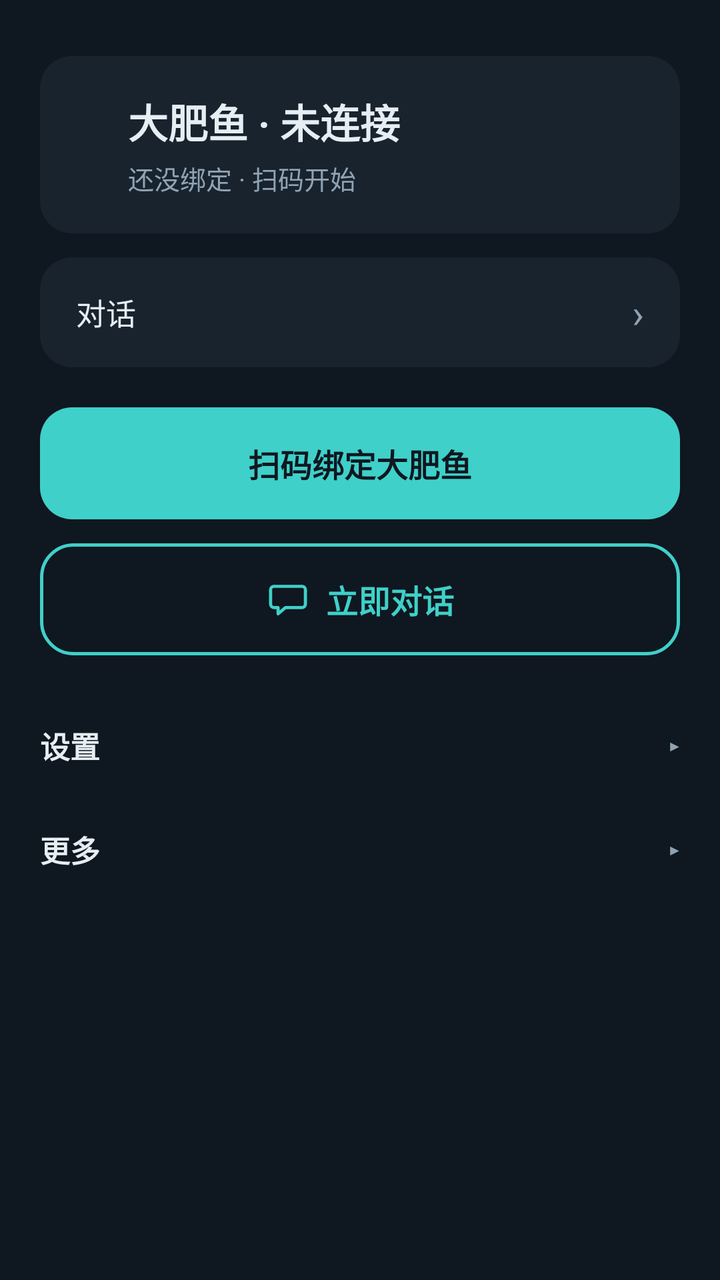
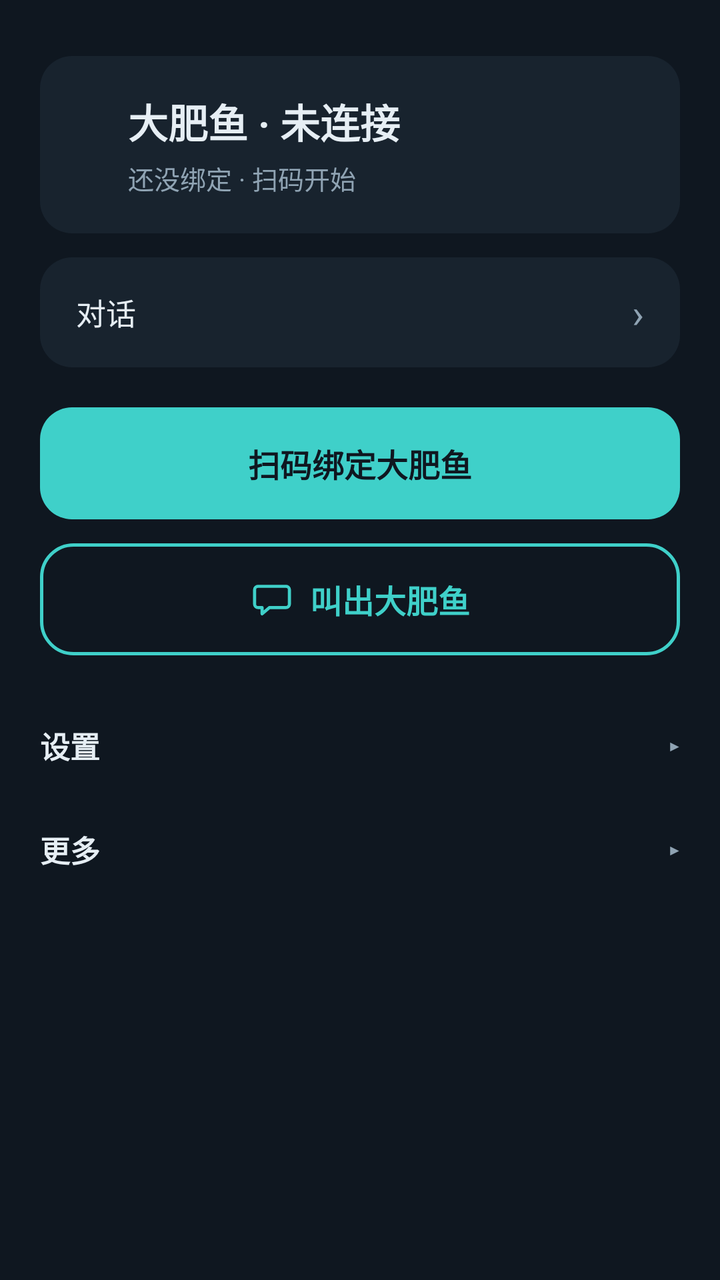

An Android layout rendered at two revisions. The XML below is the earlier revision; the diff shows what the commit changed to produce the second picture.
<!-- AndroidManifest.xml: application theme AppTheme -->
<!-- res/layout/activity_main.xml -->
<?xml version="1.0" encoding="utf-8"?>
<ScrollView xmlns:android="http://schemas.android.com/apk/res/android"
    android:id="@+id/rootScroll"
    android:layout_width="match_parent"
    android:layout_height="match_parent"
    android:background="@color/pet_bg"
    android:fillViewport="true">

    <LinearLayout
        android:layout_width="match_parent"
        android:layout_height="wrap_content"
        android:orientation="vertical"
        android:paddingStart="20dp"
        android:paddingTop="28dp"
        android:paddingEnd="20dp"
        android:paddingBottom="24dp">

        
        <LinearLayout
            android:layout_width="match_parent"
            android:layout_height="wrap_content"
            android:background="@drawable/bg_card"
            android:gravity="center_vertical"
            android:orientation="horizontal"
            android:padding="18dp">

            <View
                android:id="@+id/statusDot"
                android:layout_width="14dp"
                android:layout_height="14dp" />

            <LinearLayout
                android:layout_width="0dp"
                android:layout_height="wrap_content"
                android:layout_marginStart="12dp"
                android:layout_weight="1"
                android:orientation="vertical">

                <TextView
                    android:id="@+id/statusTitle"
                    android:layout_width="match_parent"
                    android:layout_height="wrap_content"
                    android:text="大肥鱼 · 未连接"
                    android:textColor="@color/pet_text"
                    android:textSize="20sp"
                    android:textStyle="bold" />

                <TextView
                    android:id="@+id/statusHost"
                    android:layout_width="match_parent"
                    android:layout_height="wrap_content"
                    android:layout_marginTop="4dp"
                    android:text="还没绑定 · 扫码开始"
                    android:textColor="@color/pet_text_dim"
                    android:textSize="13sp" />

                <TextView
                    android:id="@+id/statusProject"
                    android:layout_width="match_parent"
                    android:layout_height="wrap_content"
                    android:layout_marginTop="2dp"
                    android:textColor="@color/pet_accent"
                    android:textSize="13sp"
                    android:visibility="gone" />
            </LinearLayout>
        </LinearLayout>

        
        <LinearLayout
            android:id="@+id/historyRow"
            android:layout_width="match_parent"
            android:layout_height="wrap_content"
            android:layout_marginTop="12dp"
            android:background="@drawable/bg_card"
            android:clickable="true"
            android:focusable="true"
            android:gravity="center_vertical"
            android:orientation="horizontal"
            android:paddingStart="18dp"
            android:paddingTop="14dp"
            android:paddingEnd="18dp"
            android:paddingBottom="14dp">

            <TextView
                android:layout_width="0dp"
                android:layout_height="wrap_content"
                android:layout_weight="1"
                android:text="对话"
                android:textColor="@color/pet_text"
                android:textSize="15sp" />

            <TextView
                android:id="@+id/historyCount"
                android:layout_width="wrap_content"
                android:layout_height="wrap_content"
                android:layout_marginEnd="6dp"
                android:textColor="@color/pet_hint"
                android:textSize="13sp" />

            <TextView
                android:layout_width="wrap_content"
                android:layout_height="wrap_content"
                android:text="\u203a"
                android:textColor="@color/pet_text_dim"
                android:textSize="20sp" />
        </LinearLayout>

        <LinearLayout
            android:id="@+id/permBox"
            android:visibility="gone"
            android:layout_width="match_parent"
            android:layout_height="wrap_content"
            android:layout_marginTop="14dp"
            android:background="@drawable/bg_card"
            android:orientation="vertical">

            <TextView
            android:id="@+id/permOverlay"
            android:layout_width="match_parent"
            android:layout_height="wrap_content"
            android:clickable="true"
            android:focusable="true"
            android:padding="14dp"
            android:text="开启悬浮窗权限"
            android:textColor="@color/pet_text"
            android:textSize="13sp" />

            <TextView
            android:id="@+id/permMic"
            android:layout_width="match_parent"
            android:layout_height="wrap_content"
            android:clickable="true"
            android:focusable="true"
            android:padding="14dp"
            android:text="开启麦克风权限"
            android:textColor="@color/pet_text"
            android:textSize="13sp" />
        </LinearLayout>

        
        <Button
            android:id="@+id/scanBtn"
            android:layout_width="match_parent"
            android:layout_height="wrap_content"
                android:minHeight="56dp"
            android:layout_marginTop="20dp"
            android:background="@drawable/bg_btn_primary"
            android:stateListAnimator="@null"
            android:text="扫码绑定大肥鱼"
            android:textAllCaps="false"
            android:textColor="@color/pet_bg"
            android:textSize="16sp"
            android:textStyle="bold" />

        <LinearLayout
            android:id="@+id/launchBtn"
            android:layout_width="match_parent"
            android:layout_height="wrap_content"
            android:layout_marginTop="12dp"
            android:background="@drawable/bg_btn_outline"
            android:clickable="true"
            android:focusable="true"
            android:gravity="center"
            android:minHeight="56dp"
            android:orientation="horizontal"
            android:paddingLeft="18dp"
            android:paddingRight="18dp">

            <ImageView
                android:layout_width="22dp"
                android:layout_height="22dp"
                android:contentDescription="@null"
                android:src="@drawable/ic_chat"
                android:tint="@color/pet_accent" />

            <TextView
                android:layout_width="wrap_content"
                android:layout_height="wrap_content"
                android:layout_marginStart="8dp"
                android:text="立即对话"
                android:textColor="@color/pet_accent"
                android:textSize="16sp"
                android:textStyle="bold" />
        </LinearLayout>

        
        <LinearLayout
            android:id="@+id/settingsHeader"
            android:layout_width="match_parent"
            android:layout_height="wrap_content"
            android:layout_marginTop="22dp"
            android:clickable="true"
            android:focusable="true"
            android:gravity="center_vertical"
            android:orientation="horizontal"
            android:paddingTop="12dp"
            android:paddingBottom="12dp">

            <TextView
                android:layout_width="0dp"
                android:layout_height="wrap_content"
                android:layout_weight="1"
                android:text="设置"
                android:textColor="@color/pet_text"
                android:textSize="15sp"
                android:textStyle="bold" />

            <TextView
                android:id="@+id/settingsArrow"
                android:layout_width="wrap_content"
                android:layout_height="wrap_content"
                android:text="▸"
                android:textColor="@color/pet_text_dim"
                android:textSize="15sp" />
        </LinearLayout>

        <LinearLayout
            android:id="@+id/settingsBody"
            android:layout_width="match_parent"
            android:layout_height="wrap_content"
            android:orientation="vertical"
            android:visibility="gone">

            <TextView
                android:layout_width="match_parent"
                android:layout_height="wrap_content"
                android:text="音色"
                android:textColor="@color/pet_text_dim"
                android:textSize="13sp" />

            <Spinner
                android:id="@+id/presetSpinner"
                android:layout_width="match_parent"
                android:layout_height="wrap_content"
                android:minHeight="48dp"
                android:layout_marginTop="6dp"
                android:background="@drawable/bg_input"
                android:paddingStart="12dp"
                android:paddingEnd="12dp" />

            <TextView
                android:layout_width="match_parent"
                android:layout_height="wrap_content"
                android:layout_marginTop="14dp"
                android:text="称呼"
                android:textColor="@color/pet_text_dim"
                android:textSize="13sp" />

            <EditText
                android:id="@+id/wakeNameInput"
                android:layout_width="match_parent"
                android:layout_height="wrap_content"
                android:minHeight="48dp"
                android:layout_marginTop="6dp"
                android:background="@drawable/bg_input"
                android:hint="大肥鱼"
                android:inputType="textPersonName"
                android:maxLength="4"
                android:maxLines="1"
                android:paddingStart="12dp"
                android:paddingEnd="12dp"
                android:textColor="@color/pet_text"
                android:textColorHint="@color/pet_hint"
                android:textSize="14sp" />

            <TextView
                android:layout_width="match_parent"
                android:layout_height="wrap_content"
                android:layout_marginTop="14dp"
                android:text="精灵大小"
                android:textColor="@color/pet_text_dim"
                android:textSize="13sp" />

            <Spinner
                android:id="@+id/spriteSpinner"
                android:layout_width="match_parent"
                android:layout_height="wrap_content"
                android:minHeight="48dp"
                android:layout_marginTop="6dp"
                android:background="@drawable/bg_input"
                android:paddingStart="12dp"
                android:paddingEnd="12dp" />

            <TextView
                android:layout_width="match_parent"
                android:layout_height="wrap_content"
                android:layout_marginTop="14dp"
                android:text="形象"
                android:textColor="@color/pet_text_dim"
                android:textSize="13sp" />

            <Spinner
                android:id="@+id/outfitSpinner"
                android:layout_width="match_parent"
                android:layout_height="wrap_content"
                android:minHeight="48dp"
                android:layout_marginTop="6dp"
                android:background="@drawable/bg_input"
                android:paddingStart="12dp"
                android:paddingEnd="12dp" />

            <LinearLayout
                android:id="@+id/displayModeRow"
                android:layout_width="match_parent"
                android:layout_height="wrap_content"
                android:layout_marginTop="14dp"
                android:background="@drawable/bg_input"
                android:clickable="true"
                android:focusable="true"
                android:orientation="vertical"
                android:paddingStart="12dp"
                android:paddingTop="10dp"
                android:paddingEnd="12dp"
                android:paddingBottom="10dp">

                <TextView
                    android:layout_width="match_parent"
                    android:layout_height="wrap_content"
                    android:text="显示方式"
                    android:textColor="@color/pet_text"
                    android:textSize="14sp" />

                <TextView
                    android:id="@+id/displayModeValue"
                    android:layout_width="match_parent"
                    android:layout_height="wrap_content"
                    android:layout_marginTop="2dp"
                    android:textColor="@color/pet_hint"
                    android:textSize="12sp" />
            </LinearLayout>

            <TextView
                android:layout_width="match_parent"
                android:layout_height="wrap_content"
                android:layout_marginTop="14dp"
                android:text="电脑地址"
                android:textColor="@color/pet_text_dim"
                android:textSize="13sp" />

            <EditText
                android:id="@+id/hostInput"
                android:layout_width="match_parent"
                android:layout_height="wrap_content"
                android:minHeight="48dp"
                android:layout_marginTop="6dp"
                android:background="@drawable/bg_input"
                android:hint="https://电脑地址:8443/"
                android:inputType="textUri"
                android:maxLines="1"
                android:paddingStart="12dp"
                android:paddingEnd="12dp"
                android:textColor="@color/pet_text"
                android:textColorHint="@color/pet_hint"
                android:textSize="13sp" />

            <TextView
                android:layout_width="match_parent"
                android:layout_height="wrap_content"
                android:layout_marginTop="4dp"
                android:text=""
                android:visibility="gone"
                android:textColor="@color/pet_hint"
                android:textSize="13sp" />

            <CheckBox
                android:id="@+id/wakeCheck"
                android:layout_width="match_parent"
                android:layout_height="wrap_content"
                android:layout_marginTop="8dp"
                android:buttonTint="@color/pet_accent"
                android:text="常听唤醒（叫名字就应）"
                android:textColor="@color/pet_text"
                android:textSize="13sp" />

            <TextView
                android:id="@+id/wakeHint"
                android:layout_width="match_parent"
                android:layout_height="wrap_content"
                android:layout_marginTop="2dp"
                android:layout_marginStart="12dp"
                android:text=""
                android:visibility="gone"
                android:textColor="@color/pet_hint"
                android:textSize="12sp" />


            <Button
                android:id="@+id/saveBtn"
                android:layout_width="match_parent"
                android:layout_height="wrap_content"
                android:minHeight="48dp"
                android:layout_marginTop="12dp"
                android:background="@drawable/bg_btn_primary"
                android:stateListAnimator="@null"
                android:text="保存设置"
                android:textAllCaps="false"
                android:textColor="@color/pet_bg"
                android:textSize="14sp"
                android:textStyle="bold" />
        </LinearLayout>

        
        <LinearLayout
            android:id="@+id/moreHeader"
            android:layout_width="match_parent"
            android:layout_height="wrap_content"
            android:layout_marginTop="6dp"
            android:clickable="true"
            android:focusable="true"
            android:gravity="center_vertical"
            android:orientation="horizontal"
            android:paddingTop="12dp"
            android:paddingBottom="12dp">

            <TextView
                android:layout_width="0dp"
                android:layout_height="wrap_content"
                android:layout_weight="1"
                android:text="更多"
                android:textColor="@color/pet_text"
                android:textSize="15sp"
                android:textStyle="bold" />

            <TextView
                android:id="@+id/moreArrow"
                android:layout_width="wrap_content"
                android:layout_height="wrap_content"
                android:text="▸"
                android:textColor="@color/pet_text_dim"
                android:textSize="15sp" />
        </LinearLayout>

        <LinearLayout
            android:id="@+id/moreBody"
            android:layout_width="match_parent"
            android:layout_height="wrap_content"
            android:orientation="vertical"
            android:visibility="gone">

                        

            

            <CheckBox
                android:id="@+id/autoStartCheck"
                android:layout_width="match_parent"
                android:layout_height="wrap_content"
                android:layout_marginTop="8dp"
                android:buttonTint="@color/pet_accent"
                android:text="开机自启"
                android:textColor="@color/pet_text"
                android:textSize="13sp" />

            <CheckBox
                android:id="@+id/bubbleCheck"
                android:layout_width="match_parent"
                android:layout_height="wrap_content"
                android:buttonTint="@color/pet_accent"
                android:text="气泡"
                android:textColor="@color/pet_text"
                android:textSize="13sp" />

            <Button
                android:id="@+id/permBtn"
                android:layout_width="match_parent"
                android:layout_height="wrap_content"
                android:layout_marginTop="8dp"
                android:minHeight="44dp"
                android:background="@drawable/bg_btn_ghost"
                android:stateListAnimator="@null"
                android:text="去授权"
                android:textAllCaps="false"
                android:textColor="@color/pet_accent"
                android:textSize="13sp" />

            <Button
                android:id="@+id/stopBtn"
                android:layout_width="match_parent"
                android:layout_height="wrap_content"
                android:minHeight="44dp"
                android:layout_marginTop="8dp"
                android:background="@drawable/bg_btn_ghost"
                android:stateListAnimator="@null"
                android:text="退出"
                android:textAllCaps="false"
                android:textColor="@color/pet_text_dim"
                android:textSize="13sp" />

            

            <Button
                android:id="@+id/diagBtn"
                android:layout_width="match_parent"
                android:layout_height="wrap_content"
                android:minHeight="44dp"
                android:layout_marginTop="8dp"
                android:background="@drawable/bg_btn_ghost"
                android:stateListAnimator="@null"
                android:text="诊断"
                android:textAllCaps="false"
                android:textColor="@color/pet_accent"
                android:textSize="13sp" />

            <Button
                android:id="@+id/scanAgainBtn"
                android:layout_width="match_parent"
                android:layout_height="wrap_content"
                android:layout_marginTop="8dp"
                android:background="@drawable/bg_btn_ghost"
                android:minHeight="44dp"
                android:stateListAnimator="@null"
                android:text="重新扫码"
                android:textAllCaps="false"
                android:textColor="@color/pet_accent"
                android:textSize="13sp" />

            <Button
                android:id="@+id/checkUpdateBtn"
                android:layout_width="match_parent"
                android:layout_height="wrap_content"
                android:minHeight="44dp"
                android:layout_marginTop="8dp"
                android:background="@drawable/bg_btn_ghost"
                android:stateListAnimator="@null"
                android:text="检查更新"
                android:textAllCaps="false"
                android:textColor="@color/pet_accent"
                android:textSize="13sp" />

            <TextView
                android:id="@+id/updateState"
                android:layout_width="match_parent"
                android:layout_height="wrap_content"
                android:layout_marginTop="6dp"
                android:textColor="@color/pet_hint"
                android:textSize="12sp" />


            <LinearLayout
                android:id="@+id/updateRow"
                android:layout_width="match_parent"
                android:layout_height="wrap_content"
                android:layout_marginTop="8dp"
                android:background="@drawable/bg_btn_outline"
                android:gravity="center_vertical"
                android:orientation="horizontal"
                android:padding="12dp"
                android:visibility="gone">

                <TextView
                    android:id="@+id/updateRowText"
                    android:layout_width="0dp"
                    android:layout_height="wrap_content"
                    android:layout_weight="1"
                    android:text="有新版本"
                    android:textColor="@color/pet_accent"
                    android:textSize="13sp" />

                <TextView
                    android:layout_width="wrap_content"
                    android:layout_height="wrap_content"
                    android:text="\u203a"
                    android:textColor="@color/pet_accent"
                    android:textSize="16sp" />
            </LinearLayout>


            <TextView
                android:id="@+id/report"
                android:layout_width="match_parent"
                android:layout_height="wrap_content"
                android:layout_marginTop="14dp"
                android:background="@drawable/bg_card"
                android:padding="12dp"
                android:textColor="@color/pet_text_dim"
                android:textIsSelectable="true"
                android:textSize="12sp"
                android:visibility="gone" />
        </LinearLayout>

    </LinearLayout>
</ScrollView>
<!-- resources referenced by this layout -->
<resources>
  <color name="pet_accent">#3FD0C9</color>
  <color name="pet_bg">#0F1720</color>
  <color name="pet_hint">#6B7C8C</color>
  <color name="pet_text">#E6EEF4</color>
  <color name="pet_text_dim">#8FA3B3</color>
  <!-- drawable bg_btn_ghost (drawable) -->
  <?xml version="1.0" encoding="utf-8"?>
  <ripple xmlns:android="http://schemas.android.com/apk/res/android"
      android:color="#33FFFFFF">
      <item>
          <shape android:shape="rectangle">
              <corners android:radius="12dp" />
              <solid android:color="@color/pet_hint_bg" />
          </shape>
      </item>
  </ripple>
  <!-- drawable bg_btn_outline (drawable) -->
  <?xml version="1.0" encoding="utf-8"?>
  <ripple xmlns:android="http://schemas.android.com/apk/res/android"
      android:color="#333FD0C9">
      <item>
          <shape android:shape="rectangle">
              <corners android:radius="16dp" />
              <solid android:color="@color/pet_bg" />
              <stroke
                  android:width="1.5dp"
                  android:color="@color/pet_accent" />
          </shape>
      </item>
  </ripple>
  <!-- drawable bg_btn_primary (drawable) -->
  <?xml version="1.0" encoding="utf-8"?>
  <ripple xmlns:android="http://schemas.android.com/apk/res/android"
      android:color="#4DFFFFFF">
      <item>
          <shape android:shape="rectangle">
              <corners android:radius="16dp" />
              <solid android:color="@color/pet_accent" />
          </shape>
      </item>
  </ripple>
  <!-- drawable bg_card (drawable) -->
  <?xml version="1.0" encoding="utf-8"?>
  <shape xmlns:android="http://schemas.android.com/apk/res/android"
      android:shape="rectangle">
      <corners android:radius="16dp" />
      <solid android:color="@color/pet_surface" />
  </shape>
  <!-- drawable bg_input (drawable) -->
  <?xml version="1.0" encoding="utf-8"?>
  <shape xmlns:android="http://schemas.android.com/apk/res/android"
      android:shape="rectangle">
      <corners android:radius="10dp" />
      <solid android:color="@color/pet_bg" />
      <stroke
          android:width="1dp"
          android:color="@color/pet_line" />
  </shape>
  <!-- drawable ic_chat (drawable) -->
  <?xml version="1.0" encoding="utf-8"?>
  <vector xmlns:android="http://schemas.android.com/apk/res/android"
      android:width="22dp"
      android:height="22dp"
      android:viewportWidth="24"
      android:viewportHeight="24">
      <path
          android:fillColor="#00000000"
          android:pathData="M4.4,4.9L19.6,4.9A1.9,1.9 0 0 1 21.5,6.8L21.5,14.6A1.9,1.9 0 0 1 19.6,16.5L10.6,16.5L6.6,19.9L6.6,16.5L4.4,16.5A1.9,1.9 0 0 1 2.5,14.6L2.5,6.8A1.9,1.9 0 0 1 4.4,4.9Z"
          android:strokeColor="#FF000000"
          android:strokeLineCap="round"
          android:strokeLineJoin="round"
          android:strokeWidth="1.7" />
  </vector>
  <style name="AppTheme" parent="@android:style/Theme.Material.NoActionBar">
          <item name="android:windowBackground">#06131F</item>
          <item name="android:colorAccent">#7ADAFF</item>
          <item name="android:statusBarColor">#06131F</item>
          <item name="android:navigationBarColor">#06131F</item>
      </style>
  <color name="pet_hint_bg">#22303D</color>
  <color name="pet_surface">#18232E</color>
  <color name="pet_line">#2C3B49</color>
</resources>

<!-- the commit's change to res/layout/activity_main.xml (unified diff, before → after) -->
@@ -174,10 +174,11 @@
                 android:tint="@color/pet_accent" />
 
             <TextView
+                android:id="@+id/launchLabel"
                 android:layout_width="wrap_content"
                 android:layout_height="wrap_content"
                 android:layout_marginStart="8dp"
-                android:text="立即对话"
+                android:text="叫出大肥鱼"
                 android:textColor="@color/pet_accent"
                 android:textSize="16sp"
                 android:textStyle="bold" />
